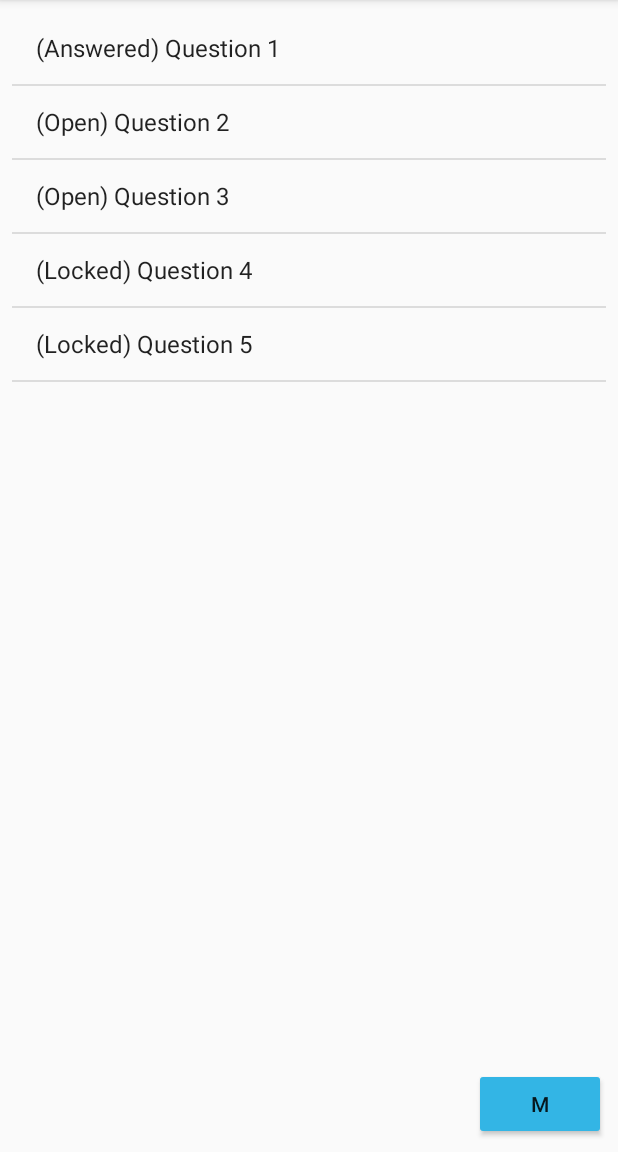
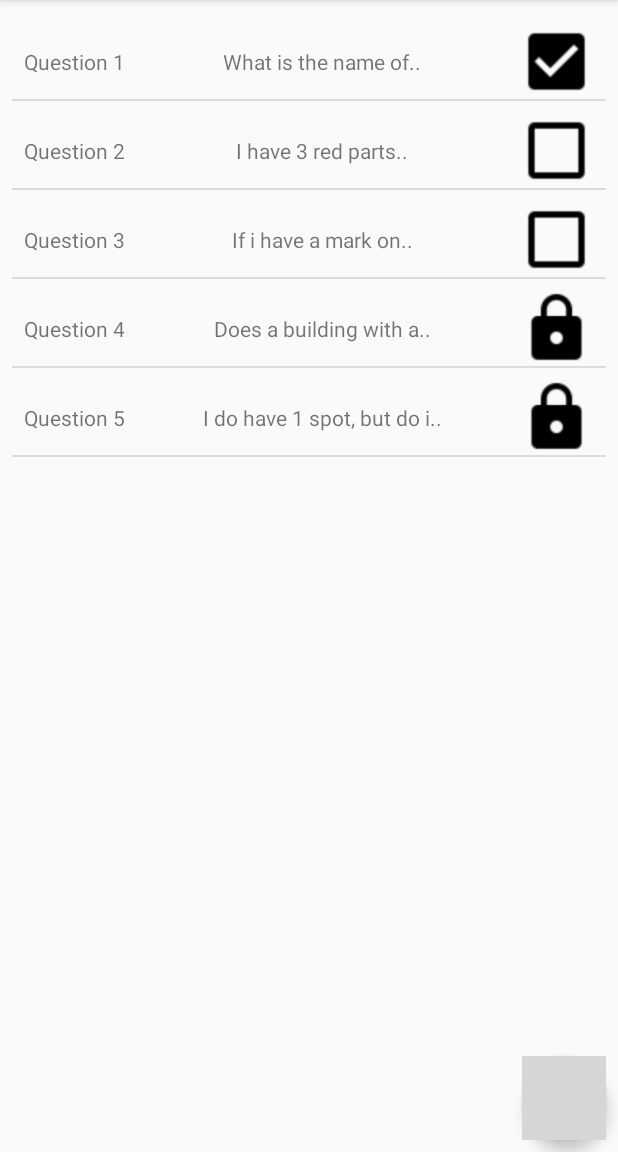
Before and after one commit to dan-dev/MapBoxProject, an Android app: the QuestionListActivity screen opened directly, with no data from a screen before it, on a phone screen of 412 x 824 dp, the part 84-1236 px from its top. Run offline under Robolectric (Android 15) with nearby library versions, the phone set to English and light mode, and no system bars; libraries missing offline, so code that uses them is left out: com.mapbox.mapboxsdk; grey boxes are pictures that could not be loaded.

Commit message:
Structure and Design Improvements

```diff
--- a/app/build.gradle
+++ b/app/build.gradle
@@ -30,6 +30,9 @@ dependencies {
     })
     compile 'com.android.support:appcompat-v7:25.3.0'
     compile 'com.android.support.constraint:constraint-layout:1.0.2'
+    compile 'com.squareup.picasso:picasso:2.3.2'
+    compile 'com.nineoldandroids:library:2.4.0'
+    compile 'com.daimajia.slider:library:1.1.5@aar'
     testCompile 'junit:junit:4.12'
     compile('com.mapbox.mapboxsdk:mapbox-android-sdk:5.0.1@aar') {
         transitive = true
--- /dev/null
+++ b/app/src/main/java/com/example/danny/mapboxproject/ItemAdapter.java
@@ -0,0 +1,94 @@
+package com.example.danny.mapboxproject;
+
+import android.content.Context;
+import android.util.Log;
+import android.view.LayoutInflater;
+import android.view.View;
+import android.view.ViewGroup;
+import android.widget.ArrayAdapter;
+import android.widget.ImageView;
+import android.widget.TextView;
+
+import com.mapbox.mapboxsdk.geometry.LatLng;
+
+import java.util.ArrayList;
+
+public class ItemAdapter extends ArrayAdapter<Question>{
+    Context context;
+
+    String[] idStrings;
+    Boolean[] isLockedBooleen;
+    Boolean[] isAnsweredBooleen;
+    String[] questionStrings;
+    String[] answerStrings;
+
+    LayoutInflater inflater;
+
+    public ItemAdapter(Context context, ArrayList<Question> items){
+        super(context, R.layout.question_list_item_layout, items);
+
+        Log.e("entrou", "------------");
+        ArrayList<String> idStrings = new ArrayList<String>();
+        ArrayList<Boolean> isLockedBooleen = new ArrayList<Boolean>();
+        ArrayList<Boolean> isAnsweredBooleen = new ArrayList<Boolean>();
+        ArrayList<String> questionStrings = new ArrayList<String>();
+        ArrayList<String> answerStrings = new ArrayList<String>();
+
+        for (Question question : items){
+            idStrings.add(question.getId());
+            isLockedBooleen.add(question.getLocked());
+            isAnsweredBooleen.add(question.getAnswered());
+            questionStrings.add(question.getQuestion());
+            answerStrings.add(question.getAnswer());
+        }
+
+        this.context = context;
+        this.idStrings = idStrings.toArray(new String[idStrings.size()]);
+        this.isLockedBooleen = isLockedBooleen.toArray(new Boolean[isLockedBooleen.size()]);
+        this.isAnsweredBooleen = isAnsweredBooleen.toArray(new Boolean[isAnsweredBooleen.size()]);
+        this.questionStrings = questionStrings.toArray(new String[questionStrings.size()]);
+        this.answerStrings = answerStrings.toArray(new String[answerStrings.size()]);
+    }
+
+    static class ViewHolder{
+        ImageView imageView;
+        TextView textView;
+        TextView textView2;
+    }
+
+    int number = 0;
+
+    @Override
+    public View getView(int position, View convertView, ViewGroup parent){
+        ViewHolder holder;
+        if(convertView == null){
+            inflater = (LayoutInflater) context.getSystemService(Context.LAYOUT_INFLATER_SERVICE);
+            convertView = inflater.inflate(R.layout.question_list_item_layout, null);
+            holder = new ViewHolder();
+            holder.imageView = (ImageView) convertView.findViewById(R.id.question_item_image);
+            holder.textView = (TextView) convertView.findViewById(R.id.question_item_text);
+            holder.textView2 = (TextView) convertView.findViewById(R.id.question_item_text2);
+            convertView.setTag(holder);
+        }
+        else{
+            holder = (ViewHolder) convertView.getTag();
+        }
+        number = position;
+        number = number + 1;
+        holder.textView.setText("Question " + number);
+        holder.textView2.setText(questionStrings[position]);
+        if(isAnsweredBooleen[position]){
+            holder.imageView.setImageResource(R.drawable.ic_check_box_black_24dp);
+        }
+        else{
+            if (isLockedBooleen[position]){
+                holder.imageView.setImageResource(R.drawable.ic_https_black_24dp);
+            }
+            else{
+                holder.imageView.setImageResource(R.drawable.ic_check_box_outline_blank_black_24dp);
+            }
+        }
+        return convertView;
+    }
+
+}
--- a/app/src/main/java/com/example/danny/mapboxproject/Question.java
+++ b/app/src/main/java/com/example/danny/mapboxproject/Question.java
@@ -67,11 +67,11 @@ public class Question {
     public List<Question> getQuestionList(){
         List<Question> list = new ArrayList<>();
 
-        list.add(new Question("aa02", false, true, "Question 1", "yes"));
-        list.add(new Question("ab03", false, false, "Question 2", "maybe"));
-        list.add(new Question("ac01", false, false, "Question 3", "m8"));
-        list.add(new Question("ad06", true, false, "Question 4", "no"));
-        list.add(new Question("ae04", true, false, "Question 5", "no"));
+        list.add(new Question("aa02", false, true, "What is the name of..", "yes"));
+        list.add(new Question("ab03", false, false, "I have 3 red parts..", "maybe"));
+        list.add(new Question("ac01", false, false, "If i have a mark on..", "m8"));
+        list.add(new Question("ad06", true, false, "Does a building with a..", "no"));
+        list.add(new Question("ae04", true, false, "I do have 1 spot, but do i..", "no"));
 
         return list;
     }
--- a/app/src/main/java/com/example/danny/mapboxproject/QuestionListActivity.java
+++ b/app/src/main/java/com/example/danny/mapboxproject/QuestionListActivity.java
@@ -3,6 +3,7 @@ package com.example.danny.mapboxproject;
 import android.content.Context;
 import android.content.Intent;
 import android.os.Bundle;
+import android.support.design.widget.FloatingActionButton;
 import android.support.v7.app.AppCompatActivity;
 import android.view.View;
 import android.widget.AdapterView;
@@ -26,6 +27,17 @@ public class QuestionListActivity extends AppCompatActivity {
 
         final Button mapBTN = (Button) findViewById(R.id.mapBTN);
 
+        final FloatingActionButton floatingActionButton = (FloatingActionButton) findViewById(R.id.floatingActionButton);
+
+        floatingActionButton.setOnClickListener(new View.OnClickListener() {
+            @Override
+            public void onClick(View v) {
+                Intent intent = new Intent(context, MainActivity.class);
+                startActivity(intent);
+            }
+        });
+
+
         mapBTN.setOnClickListener(new View.OnClickListener() {
             @Override
             public void onClick(View v) {
@@ -34,14 +46,22 @@ public class QuestionListActivity extends AppCompatActivity {
             }
         });
 
+        mapBTN.setVisibility(View.INVISIBLE);
+
         questionListView = (ListView) findViewById(R.id.questionListView);
 
         final Question question = new Question();
 
         final List<Question> questionList = question.getQuestionList();
-        final List<String> list = new ArrayList<>();
+        final ArrayList<Question> list = new ArrayList<>();
 
         for (Question q : questionList){
+            list.add(q);
+        }
+
+        ItemAdapter adapter = new ItemAdapter(context, list);
+
+        /*for (Question q : questionList){
             String s = "";
             if(q.getAnswered()==true) {
                 s += "(Answered) ";
@@ -54,11 +74,12 @@ public class QuestionListActivity extends AppCompatActivity {
             }
             s += q.getQuestion();
             list.add(s);
-        }
+        }*/
 
-        final ArrayAdapter<String> arrayAdapter = new ArrayAdapter<String>(this, android.R.layout.simple_list_item_1, list);
+        //final ArrayAdapter<String> arrayAdapter = new ArrayAdapter<String>(this, android.R.layout.simple_list_item_1, list);
+        //questionListView.setAdapter(arrayAdapter);
 
-        questionListView.setAdapter(arrayAdapter);
+        questionListView.setAdapter(adapter);
         questionListView.setOnItemClickListener(new AdapterView.OnItemClickListener() {
             @Override
             public void onItemClick(AdapterView<?> parent, View view, int position, long id) {
--- a/app/src/main/res/layout/activity_question_list.xml
+++ b/app/src/main/res/layout/activity_question_list.xml
@@ -5,21 +5,6 @@
     android:layout_width="match_parent"
     android:layout_height="match_parent"
     tools:context="com.example.danny.mapboxtesting.QuestionListActivity">
-
-    <ListView
-        android:id="@+id/questionListView"
-        android:layout_width="0dp"
-        android:layout_height="0dp"
-        android:layout_marginLeft="8dp"
-        android:layout_marginRight="8dp"
-        app:layout_constraintLeft_toLeftOf="parent"
-        app:layout_constraintRight_toRightOf="parent"
-        android:layout_marginStart="8dp"
-        android:layout_marginEnd="8dp"
-        app:layout_constraintBottom_toBottomOf="parent"
-        android:layout_marginBottom="8dp"
-        app:layout_constraintTop_toTopOf="parent"
-        android:layout_marginTop="8dp" />
 
     <Button
         android:id="@+id/mapBTN"
@@ -33,4 +18,32 @@
         app:layout_constraintBottom_toBottomOf="parent"
         app:layout_constraintRight_toRightOf="parent" />
 
+    <ListView
+        android:id="@+id/questionListView"
+        android:layout_width="0dp"
+        android:layout_height="0dp"
+        android:layout_marginBottom="8dp"
+        android:layout_marginEnd="8dp"
+        android:layout_marginLeft="8dp"
+        android:layout_marginRight="8dp"
+        android:layout_marginStart="8dp"
+        android:layout_marginTop="8dp"
+        app:layout_constraintBottom_toBottomOf="parent"
+        app:layout_constraintLeft_toLeftOf="parent"
+        app:layout_constraintRight_toRightOf="parent"
+        app:layout_constraintTop_toTopOf="parent" />
+
+    <android.support.design.widget.FloatingActionButton
+        android:id="@+id/floatingActionButton"
+        android:layout_width="wrap_content"
+        android:layout_height="wrap_content"
+        android:layout_marginBottom="8dp"
+        android:layout_marginRight="8dp"
+        android:clickable="true"
+        app:backgroundTint="@android:color/darker_gray"
+        app:fabSize="normal"
+        app:layout_constraintBottom_toBottomOf="parent"
+        app:layout_constraintRight_toRightOf="parent"
+        app:srcCompat="@drawable/mapbox_compass_icon" />
+
 </android.support.constraint.ConstraintLayout>
--- /dev/null
+++ b/app/src/main/res/layout/question_list_item_layout.xml
@@ -0,0 +1,52 @@
+<?xml version="1.0" encoding="utf-8"?>
+<android.support.constraint.ConstraintLayout xmlns:android="http://schemas.android.com/apk/res/android"
+    xmlns:app="http://schemas.android.com/apk/res-auto"
+    xmlns:tools="http://schemas.android.com/tools"
+    android:layout_width="match_parent"
+    android:layout_height="match_parent">
+
+    <ImageView
+        android:id="@+id/question_item_image"
+        android:layout_width="50dp"
+        android:layout_height="50dp"
+        android:layout_marginRight="8dp"
+        android:layout_marginTop="8dp"
+        app:layout_constraintRight_toRightOf="parent"
+        app:layout_constraintTop_toTopOf="parent"
+        tools:layout_constraintLeft_creator="1"
+        tools:layout_constraintTop_creator="1" />
+
+    <TextView
+        android:id="@+id/question_item_text"
+        android:layout_width="wrap_content"
+        android:layout_height="wrap_content"
+        tools:layout_constraintRight_creator="1"
+        tools:layout_constraintBaseline_creator="1"
+        tools:layout_constraintLeft_creator="1"
+        android:layout_marginLeft="8dp"
+        app:layout_constraintTop_toTopOf="@+id/question_item_image"
+        android:layout_marginTop="8dp"
+        app:layout_constraintBottom_toBottomOf="@+id/question_item_image"
+        android:layout_marginBottom="8dp"
+        app:layout_constraintVertical_bias="0.5"
+        app:layout_constraintLeft_toLeftOf="parent" />
+
+    <TextView
+        android:id="@+id/question_item_text2"
+        android:layout_width="wrap_content"
+        android:layout_height="wrap_content"
+        tools:layout_constraintTop_creator="1"
+        tools:layout_constraintRight_creator="1"
+        tools:layout_constraintLeft_creator="1"
+        app:layout_constraintTop_toTopOf="@+id/question_item_image"
+        app:layout_constraintLeft_toRightOf="@+id/question_item_text"
+        android:layout_marginLeft="8dp"
+        android:layout_marginRight="8dp"
+        android:layout_marginTop="8dp"
+        app:layout_constraintBottom_toBottomOf="@+id/question_item_image"
+        app:layout_constraintHorizontal_bias="0.501"
+        android:layout_marginBottom="8dp"
+        app:layout_constraintRight_toLeftOf="@+id/question_item_image"
+        app:layout_constraintVertical_bias="0.5" />
+
+</android.support.constraint.ConstraintLayout>
```
Also changed, not shown: app/src/main/java/com/example/danny/mapboxproject/MainActivity.java (+13 -2 lines), app/src/main/java/com/example/danny/mapboxproject/PlaceDetails.java (+30 -3 lines), app/src/main/res/layout/activity_main.xml (+30 -6 lines), app/src/main/res/layout/activity_place_details.xml (+21 -13 lines), app/src/main/res/drawable/ic_check_box_black_24dp.png (added), app/src/main/res/drawable/ic_check_box_outline_blank_black_24dp.png (added), app/src/main/res/drawable/ic_https_black_24dp.png (added).
